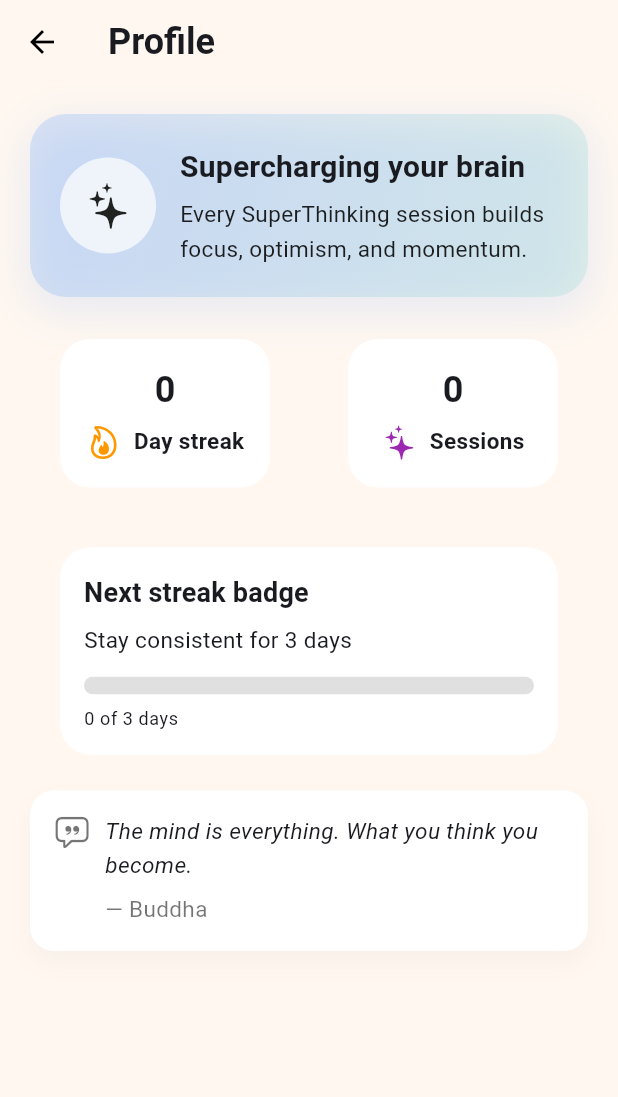
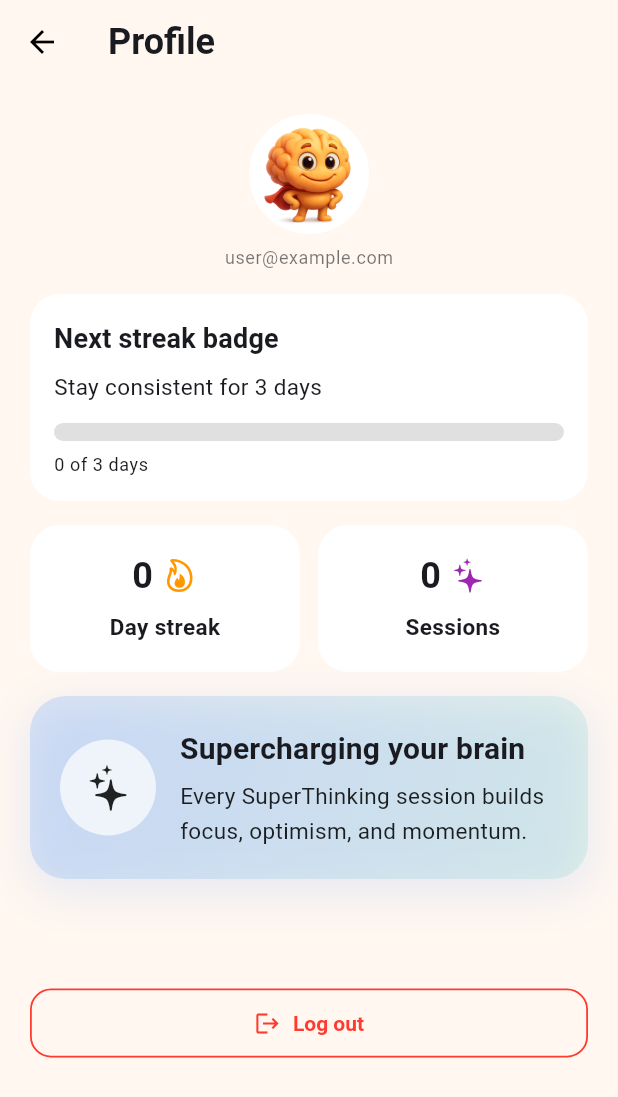
Before and after one commit to 6ixBit/superthinking, a Flutter app: the ProfileScreen screen opened directly, on a phone screen of 412 x 824 dp. Shown: the top 1097 px of the screen. Run offline on Flutter 3.47's test engine with Material 3 defaults, Android fonts, the phone set to English and light mode, and no system bars; our stand-ins replace confetti.

Commit message:
further improved the app ui

```diff
--- a/lib/app.dart
+++ b/lib/app.dart
@@ -12,6 +12,7 @@ import 'screens/micro_victory_screen.dart';
 import 'screens/action_plan_screen.dart';
 import 'screens/next_session_nudge_screen.dart';
 import 'screens/home_shell.dart';
+import 'screens/login_screen.dart';
 
 class AppRoot extends StatelessWidget {
   const AppRoot({super.key});
@@ -34,9 +35,10 @@ class SuperThinkingApp extends StatelessWidget {
       title: 'SuperThinking',
       theme: AppTheme.light(),
       debugShowCheckedModeBanner: false,
-      initialRoute: '/',
+      initialRoute: '/login',
       routes: {
         '/': (_) => const WelcomeScreen(),
+        '/login': (_) => const LoginScreen(),
         '/quick': (_) => const QuickContextScreen(),
         '/record': (_) => const RecordSessionScreen(),
         '/loading': (_) => const LoadingRevealScreen(),
--- a/lib/screens/profile_screen.dart
+++ b/lib/screens/profile_screen.dart
@@ -57,7 +57,70 @@ class ProfileScreen extends StatelessWidget {
       body: ListView(
         padding: const EdgeInsets.all(20),
         children: [
-          // Hero gradient card
+          // Mascot and email
+          Column(
+            children: [
+              CircleAvatar(
+                radius: 40,
+                backgroundColor: Colors.white,
+                backgroundImage: const AssetImage(
+                  'assets/superthinking_profile.png',
+                ),
+                onBackgroundImageError: (_, __) {},
+              ),
+              const SizedBox(height: 8),
+              Text(
+                'user@example.com',
+                style: Theme.of(
+                  context,
+                ).textTheme.bodySmall?.copyWith(color: Colors.black54),
+              ),
+            ],
+          ),
+          const SizedBox(height: 16),
+
+          // Next streak badge at the top
+          Card(
+            margin: EdgeInsets.zero,
+            child: Padding(
+              padding: const EdgeInsets.all(16),
+              child: Column(
+                crossAxisAlignment: CrossAxisAlignment.start,
+                children: [
+                  Text(
+                    'Next streak badge',
+                    style: Theme.of(context).textTheme.titleMedium?.copyWith(
+                      fontWeight: FontWeight.w700,
+                    ),
+                  ),
+                  const SizedBox(height: 8),
+                  Text('Stay consistent for $target days'),
+                  const SizedBox(height: 12),
+                  ClipRRect(
+                    borderRadius: BorderRadius.circular(10),
+                    child: LinearProgressIndicator(
+                      value: progress,
+                      minHeight: 12,
+                      color: AppColors.primary,
+                      backgroundColor: Colors.black12,
+                    ),
+                  ),
+                  const SizedBox(height: 8),
+                  Text(
+                    '$streak of $target days',
+                    style: Theme.of(context).textTheme.bodySmall,
+                  ),
+                ],
+              ),
+            ),
+          ),
+          const SizedBox(height: 16),
+
+          // Metrics grid
+          _metricsGrid(context, streak: streak, totalSessions: totalSessions),
+          const SizedBox(height: 16),
+
+          // Hero gradient card moved near the bottom
           Container(
             padding: const EdgeInsets.all(20),
             decoration: BoxDecoration(
@@ -120,83 +183,27 @@ class ProfileScreen extends StatelessWidget {
               ],
             ),
           ),
-          const SizedBox(height: 16),
 
-          // Metrics grid (responsive)
-          _metricsGrid(context, streak: streak, totalSessions: totalSessions),
-          const SizedBox(height: 16),
+          const SizedBox(height: 72),
 
-          // Progress toward next badge
-          Card(
-            child: Padding(
-              padding: const EdgeInsets.all(16),
-              child: Column(
-                crossAxisAlignment: CrossAxisAlignment.start,
-                children: [
-                  Text(
-                    'Next streak badge',
-                    style: Theme.of(context).textTheme.titleMedium?.copyWith(
-                      fontWeight: FontWeight.w700,
+          // Logout button
+          OutlinedButton.icon(
+            onPressed: () {
+              Navigator.of(
+                context,
+              ).pushNamedAndRemoveUntil('/home', (route) => false);
+            },
+            style: OutlinedButton.styleFrom(
+              foregroundColor: AppColors.danger,
+              side: BorderSide(color: AppColors.danger, width: 1.2),
+              padding: const EdgeInsets.symmetric(horizontal: 16, vertical: 14),
+              shape: RoundedRectangleBorder(
+                borderRadius: BorderRadius.circular(14),
               ),
+              textStyle: const TextStyle(fontWeight: FontWeight.w600),
             ),
-                  const SizedBox(height: 8),
-                  Text('Stay consistent for $target days'),
-                  const SizedBox(height: 12),
-                  ClipRRect(
-                    borderRadius: BorderRadius.circular(10),
-                    child: LinearProgressIndicator(
-                      value: progress,
-                      minHeight: 12,
-                      color: AppColors.primary,
-                      backgroundColor: Colors.black12,
-                    ),
-                  ),
-                  const SizedBox(height: 8),
-                  Text(
-                    '$streak of $target days',
-                    style: Theme.of(context).textTheme.bodySmall,
-                  ),
-                ],
-              ),
-            ),
-          ),
-
-          const SizedBox(height: 12),
-
-          // Motivational quote (influential person)
-          Container(
-            padding: const EdgeInsets.all(16),
-            decoration: BoxDecoration(
-              borderRadius: BorderRadius.circular(16),
-              color: AppColors.card,
-              boxShadow: [
-                BoxShadow(
-                  color: Colors.black.withOpacity(0.03),
-                  blurRadius: 14,
-                  offset: const Offset(0, 8),
-                ),
-              ],
-            ),
-            child: Row(
-              crossAxisAlignment: CrossAxisAlignment.start,
-              children: const [
-                Icon(CupertinoIcons.quote_bubble, color: Colors.black54),
-                SizedBox(width: 10),
-                Expanded(
-                  child: Column(
-                    crossAxisAlignment: CrossAxisAlignment.start,
-                    children: [
-                      Text(
-                        'The mind is everything. What you think you become.',
-                        style: TextStyle(fontStyle: FontStyle.italic),
-                      ),
-                      SizedBox(height: 6),
-                      Text('— Buddha', style: TextStyle(color: Colors.black54)),
-                    ],
-                  ),
-                ),
-              ],
-            ),
+            icon: const Icon(Icons.logout),
+            label: const Text('Log out'),
           ),
         ],
       ),
@@ -246,32 +253,37 @@ class ProfileScreen extends StatelessWidget {
     required String label,
   }) {
     return Card(
+      margin: EdgeInsets.zero,
       child: Padding(
         padding: const EdgeInsets.symmetric(horizontal: 16, vertical: 18),
         child: Column(
           mainAxisSize: MainAxisSize.min,
           crossAxisAlignment: CrossAxisAlignment.center,
           children: [
+            Row(
+              mainAxisSize: MainAxisSize.min,
+              mainAxisAlignment: MainAxisAlignment.center,
+              children: [
                 Text(
                   value,
                   textAlign: TextAlign.center,
-              style: Theme.of(
-                context,
-              ).textTheme.headlineMedium?.copyWith(fontWeight: FontWeight.w700),
+                  style: Theme.of(context).textTheme.headlineMedium?.copyWith(
+                    fontWeight: FontWeight.w700,
+                  ),
+                ),
+                const SizedBox(width: 6),
+                icon,
+              ],
             ),
             const SizedBox(height: 8),
-            Row(
-              mainAxisSize: MainAxisSize.min,
-              children: [
-                icon,
-                const SizedBox(width: 8),
             Text(
               label,
+              maxLines: 1,
+              overflow: TextOverflow.ellipsis,
+              textAlign: TextAlign.center,
               style: Theme.of(
                 context,
               ).textTheme.bodyMedium?.copyWith(fontWeight: FontWeight.w600),
-                ),
-              ],
             ),
           ],
         ),
--- a/pubspec.yaml
+++ b/pubspec.yaml
@@ -67,7 +67,8 @@ flutter:
   uses-material-design: true
 
   # To add assets to your application, add an assets section, like this:
-  # assets:
+  assets:
+    - assets/superthinking_profile.png
   #   - images/a_dot_burr.jpeg
   #   - images/a_dot_ham.jpeg
 
```
Also changed, not shown: lib/screens/login_screen.dart (added, +202 -0 lines), lib/screens/record_session_screen.dart (+147 -50 lines), lib/screens/welcome_screen.dart (+12 -0 lines), assets/superthinking_profile.png (added). Lines whose indentation alone changed are shown as unchanged.
